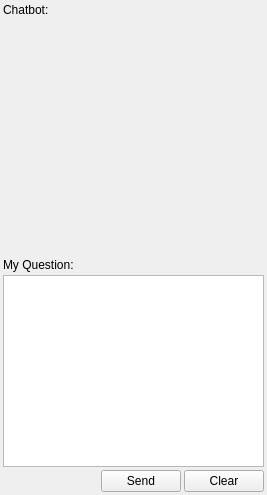
Old version of the form chinese_ai_assistant_dockwidget_base.ui in the repository robert6757/chinese-ai-assistant.
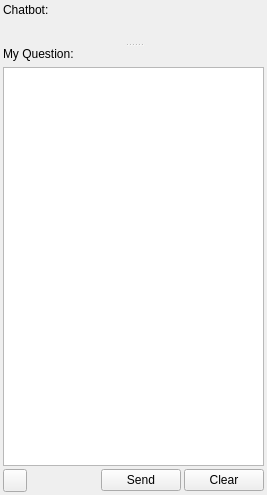
New version of the form. Icons and pictures are not drawn.

Commit message: add translation and setting dialog.

```diff
--- a/chinese_ai_assistant_dockwidget_base.ui
+++ b/chinese_ai_assistant_dockwidget_base.ui
@@ -19,7 +19,7 @@
    <string>Chinese AI Assistant</string>
   </property>
   <widget class="QWidget" name="dockWidgetContents">
-   <layout class="QGridLayout" name="gridLayout">
+   <layout class="QGridLayout" name="gridLayout_3">
     <property name="leftMargin">
      <number>3</number>
     </property>
@@ -35,14 +35,100 @@
     <property name="spacing">
      <number>3</number>
     </property>
-    <item row="0" column="0" colspan="3">
-     <widget class="QLabel" name="label">
+    <item row="0" column="0" colspan="4">
+     <widget class="QSplitter" name="splitter">
+      <property name="orientation">
+       <enum>Qt::Vertical</enum>
+      </property>
+      <widget class="QWidget" name="layoutWidget">
+       <layout class="QGridLayout" name="gridLayout">
+        <item row="0" column="0">
+         <widget class="QLabel" name="label">
+          <property name="sizePolicy">
+           <sizepolicy hsizetype="Preferred" vsizetype="Fixed">
+            <horstretch>0</horstretch>
+            <verstretch>0</verstretch>
+           </sizepolicy>
+          </property>
+          <property name="text">
+           <string>Chatbot:</string>
+          </property>
+         </widget>
+        </item>
+        <item row="1" column="0">
+         <widget class="QWidget" name="widgetChatbotParent" native="true">
+          <property name="sizePolicy">
+           <sizepolicy hsizetype="Expanding" vsizetype="Expanding">
+            <horstretch>0</horstretch>
+            <verstretch>0</verstretch>
+           </sizepolicy>
+          </property>
+         </widget>
+        </item>
+       </layout>
+      </widget>
+      <widget class="QWidget" name="layoutWidget">
+       <layout class="QGridLayout" name="gridLayout_2">
+        <item row="0" column="0">
+         <widget class="QLabel" name="label_2">
+          <property name="sizePolicy">
+           <sizepolicy hsizetype="Preferred" vsizetype="Fixed">
+            <horstretch>0</horstretch>
+            <verstretch>0</verstretch>
+           </sizepolicy>
+          </property>
+          <property name="text">
+           <string>My Question:</string>
+          </property>
+         </widget>
+        </item>
+        <item row="1" column="0">
+         <widget class="QPlainTextEdit" name="plainTextEdit">
+          <property name="sizePolicy">
+           <sizepolicy hsizetype="Expanding" vsizetype="Expanding">
+            <horstretch>0</horstretch>
+            <verstretch>0</verstretch>
+           </sizepolicy>
+          </property>
+          <property name="minimumSize">
+           <size>
+            <width>0</width>
+            <height>50</height>
+           </size>
+          </property>
+          <property name="maximumSize">
+           <size>
+            <width>16777215</width>
+            <height>16777215</height>
+           </size>
+          </property>
+          <property name="plainText">
+           <string/>
+          </property>
+          <property name="textInteractionFlags">
+           <set>Qt::TextEditorInteraction</set>
+          </property>
+         </widget>
+        </item>
+       </layout>
+      </widget>
+     </widget>
+    </item>
+    <item row="1" column="0">
+     <widget class="QToolButton" name="btnSetting">
+      <property name="toolTip">
+       <string>Settings</string>
+      </property>
       <property name="text">
-       <string>Chatbot:</string>
+       <string/>
+      </property>
+      <property name="icon">
+       <iconset resource="resources.qrc">
+        <normaloff>:/plugins/chinese_ai_assistant/image/options.png</normaloff>:/plugins/chinese_ai_assistant/image/options.png</iconset>
       </property>
      </widget>
     </item>
-    <item row="4" column="0">
+    <item row="1" column="1">
      <spacer name="horizontalSpacer">
       <property name="orientation">
        <enum>Qt::Horizontal</enum>
@@ -55,56 +141,17 @@
       </property>
      </spacer>
     </item>
-    <item row="4" column="2">
-     <widget class="QPushButton" name="btnClear">
-      <property name="text">
-       <string>Clear</string>
-      </property>
-     </widget>
-    </item>
-    <item row="2" column="0" colspan="3">
-     <widget class="QLabel" name="label_2">
-      <property name="text">
-       <string>My Question:</string>
-      </property>
-     </widget>
-    </item>
-    <item row="4" column="1">
+    <item row="1" column="2">
      <widget class="QPushButton" name="btnSendOrTerminate">
       <property name="text">
        <string>Send</string>
       </property>
      </widget>
     </item>
-    <item row="3" column="0" colspan="3">
-     <widget class="QPlainTextEdit" name="plainTextEdit">
-      <property name="sizePolicy">
-       <sizepolicy hsizetype="Expanding" vsizetype="Maximum">
-        <horstretch>0</horstretch>
-        <verstretch>0</verstretch>
-       </sizepolicy>
-      </property>
-      <property name="minimumSize">
-       <size>
-        <width>0</width>
-        <height>0</height>
-       </size>
-      </property>
-      <property name="plainText">
-       <string/>
-      </property>
-      <property name="textInteractionFlags">
-       <set>Qt::TextEditorInteraction</set>
-      </property>
-     </widget>
-    </item>
-    <item row="1" column="0" colspan="3">
-     <widget class="QWidget" name="widgetChatbotParent" native="true">
-      <property name="sizePolicy">
-       <sizepolicy hsizetype="Expanding" vsizetype="Expanding">
-        <horstretch>0</horstretch>
-        <verstretch>0</verstretch>
-       </sizepolicy>
+    <item row="1" column="3">
+     <widget class="QPushButton" name="btnClear">
+      <property name="text">
+       <string>Clear</string>
       </property>
      </widget>
     </item>
```
Left out of the diff: 4 changed lines with no effect on the pictures. The commit also changes 11 other files.
